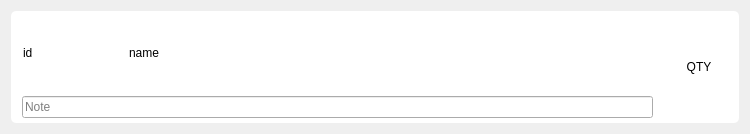
Old version of the form widget/orderWindow/customWidget/itemwidget.ui in the repository Anmol-A-jain/kitchenDyner.
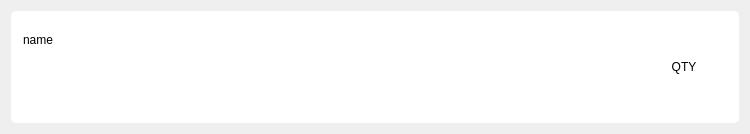
New version of the form.

Patch:
```diff
--- a/widget/orderWindow/customWidget/itemwidget.ui
+++ b/widget/orderWindow/customWidget/itemwidget.ui
@@ -64,19 +64,6 @@
           <property name="bottomMargin">
            <number>1</number>
           </property>
-          <item>
-           <widget class="QLabel" name="lblId">
-            <property name="maximumSize">
-             <size>
-              <width>100</width>
-              <height>16777215</height>
-             </size>
-            </property>
-            <property name="text">
-             <string>id</string>
-            </property>
-           </widget>
-          </item>
           <item>
            <widget class="QLabel" name="lblName">
             <property name="maximumSize">
@@ -88,17 +75,17 @@
             <property name="text">
              <string>name</string>
             </property>
+            <property name="wordWrap">
+             <bool>true</bool>
+            </property>
            </widget>
           </item>
          </layout>
         </item>
         <item>
-         <widget class="QLineEdit" name="txtNote">
-          <property name="readOnly">
-           <bool>true</bool>
-          </property>
-          <property name="placeholderText">
-           <string>Note</string>
+         <widget class="QLabel" name="txtNote">
+          <property name="text">
+           <string/>
           </property>
          </widget>
         </item>
@@ -112,6 +99,12 @@
           <height>0</height>
          </size>
         </property>
+        <property name="maximumSize">
+         <size>
+          <width>100</width>
+          <height>16777215</height>
+         </size>
+        </property>
         <property name="text">
          <string>QTY</string>
         </property>
```
Left out of the diff: 2 changed lines with no effect on the pictures.
